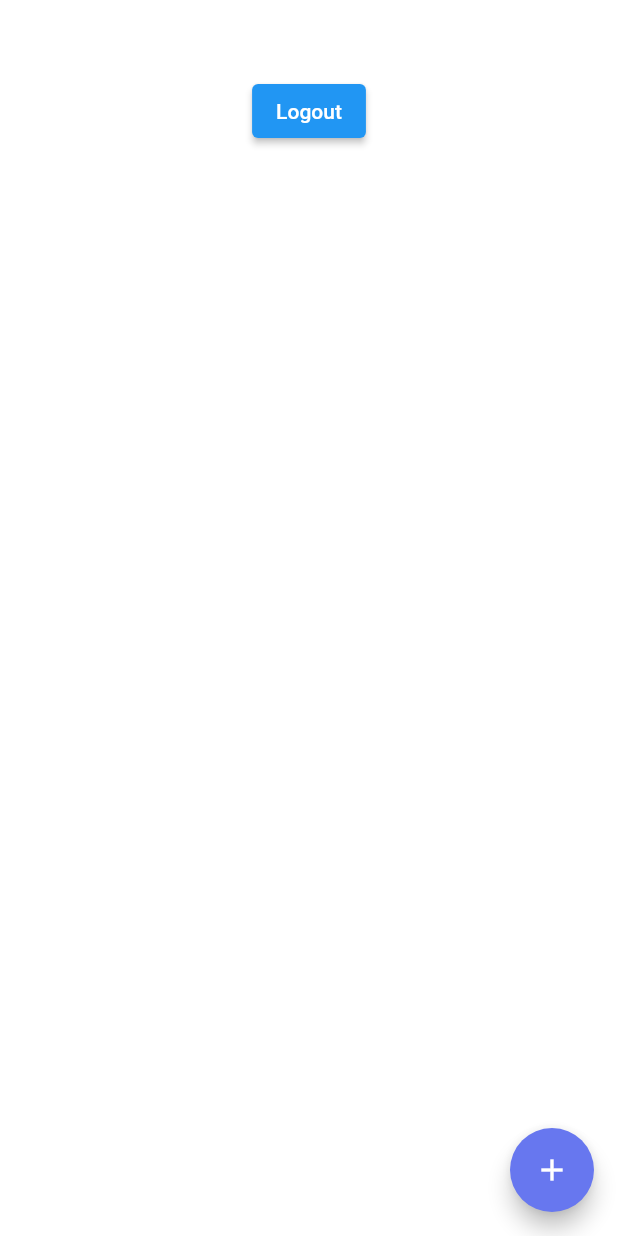
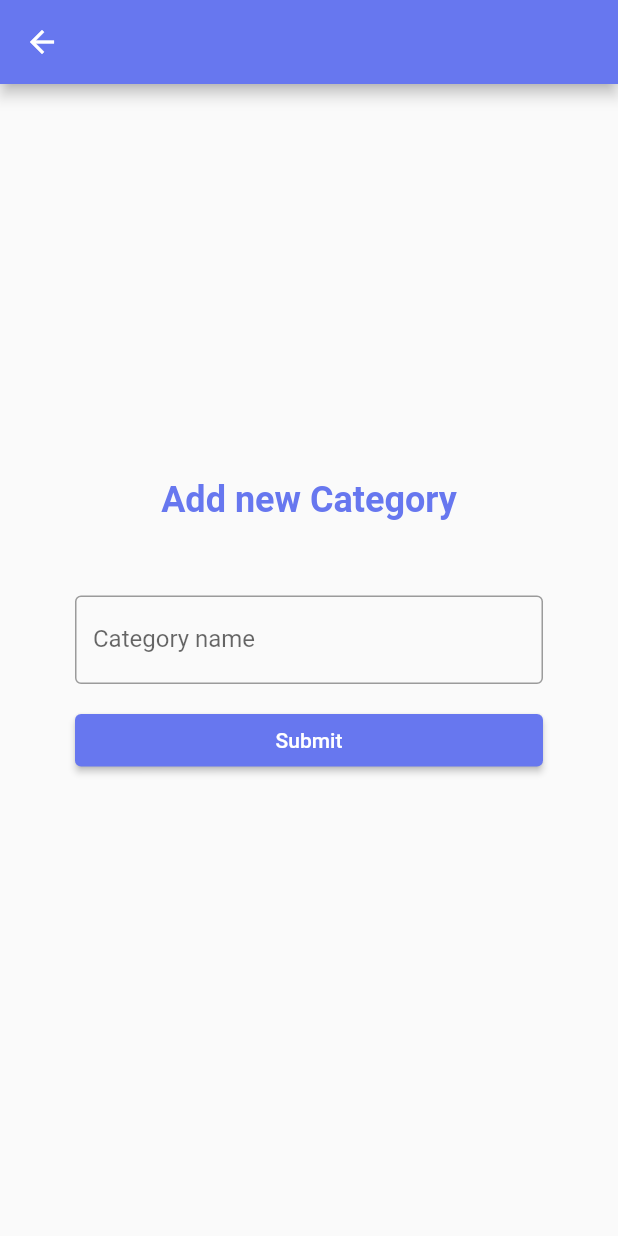
Before and after one commit to fauzanpr/Play_App, a Flutter app: the HomePage screen opened by its route, after a tap on the "add" icon, on a phone screen of 412 x 824 dp. Run offline on Flutter 3.47's test engine with Material 2 defaults, Android fonts, the phone set to English and light mode, and no system bars; our stand-ins replace flutter_secure_storage; accounts and stored records are empty; network calls fail.

Commit message:
create UI for addcategory

```diff
--- a/lib/main.dart
+++ b/lib/main.dart
@@ -1,4 +1,5 @@
 import 'package:api_app/services/login_service.dart';
+import 'package:api_app/views/add_category.dart';
 import 'package:api_app/views/homepage.dart';
 import 'package:api_app/views/register.dart';
 import 'package:flutter/material.dart';
@@ -18,6 +19,7 @@ class MainApp extends StatelessWidget {
         '/homepage': (context) => HomePage(),
         '/login': (context) => MainApp(),
         '/register': (context) => Register(),
+        '/category/add': (context) => AddCategory(),
       },
       home: MyApp(),
     );
--- a/lib/services/categories_service.dart
+++ b/lib/services/categories_service.dart
@@ -27,4 +27,18 @@ class CategoriesService {
 
     return payload.map((e) => Categories.fromJson(e)).toList();
   }
+
+
+
+  Future requestDelete(Categories category) async {
+    var apiUrl = Uri.parse('${_baseURL}/category/${category.id}');
+
+    final value = await storage.read(key: 'token');
+
+    final response = await http.delete(apiUrl, headers: {
+      HttpHeaders.authorizationHeader: 'Bearer $value',
+    });
+
+    return response;
+  }
 }
--- /dev/null
+++ b/lib/views/add_category.dart
@@ -0,0 +1,81 @@
+import 'package:flutter/material.dart';
+import 'package:flutter/src/widgets/container.dart';
+import 'package:flutter/src/widgets/framework.dart';
+
+class AddCategory extends StatefulWidget {
+  const AddCategory({super.key});
+
+  @override
+  State<AddCategory> createState() => _AddCategoryState();
+}
+
+class _AddCategoryState extends State<AddCategory> {
+  @override
+  Widget build(BuildContext context) {
+    return Scaffold(
+      appBar: AppBar(
+        backgroundColor: const Color(0xFF6777EF),
+      ),
+      body: Column(
+        mainAxisAlignment: MainAxisAlignment.center,
+        children: [
+          const Text(
+            'Add new Category',
+            style: TextStyle(
+              color: Color(0xFF6777EF),
+              fontSize: 24,
+              fontWeight: FontWeight.bold,
+            ),
+          ),
+          Form(
+            child: Padding(
+              padding: const EdgeInsets.all(50.0),
+              child: Column(
+                children: [
+                  TextFormField(
+                    // The validator receives the text that the user has entered.
+                    validator: (value) {
+                      if (value == null || value.isEmpty) {
+                        return 'You Must fill this form';
+                      }
+                      return null;
+                    },
+                    decoration: const InputDecoration(
+                      labelText: 'Category name',
+                      focusedBorder: OutlineInputBorder(
+                        borderSide: BorderSide(
+                            width: 1, color: Color.fromARGB(255, 0, 102, 255)),
+                      ),
+                      border: OutlineInputBorder(
+                        borderSide: BorderSide(
+                          width: 1,
+                          color: Color(0xFF3049D1),
+                        ),
+                      ),
+                    ),
+                  ),
+                  const SizedBox(
+                    height: 20,
+                  ),
+                  SizedBox(
+                    width: double.infinity,
+                    height: 35,
+                    child: ElevatedButton(
+                      style: ButtonStyle(
+                        backgroundColor: MaterialStateProperty.all<Color>(
+                          const Color(0xFF6777EF),
+                        ),
+                      ),
+                      onPressed: () {},
+                      child: const Text('Submit'),
+                    ),
+                  ),
+                ],
+              ),
+            ),
+          ),
+        ],
+      ),
+    );
+  }
+}
--- a/lib/views/homepage.dart
+++ b/lib/views/homepage.dart
@@ -31,7 +31,9 @@ class _HomePageState extends State<HomePage> {
     return Scaffold(
       backgroundColor: Colors.white,
       floatingActionButton: FloatingActionButton(
-        onPressed: () {},
+        onPressed: () {
+          Navigator.pushNamed(context, '/category/add');
+        },
         backgroundColor: const Color(0xFF6777EF),
         child: const Icon(Icons.add),
       ),
@@ -76,7 +78,9 @@ class _HomePageState extends State<HomePage> {
                                     Row(
                                       children: [
                                         IconButton(
-                                          onPressed: () {},
+                                          onPressed: () async {
+                                            await cs.requestDelete(e);
+                                          },
                                           icon: const Icon(
                                             Icons.delete,
                                             color: Colors.red,
```
